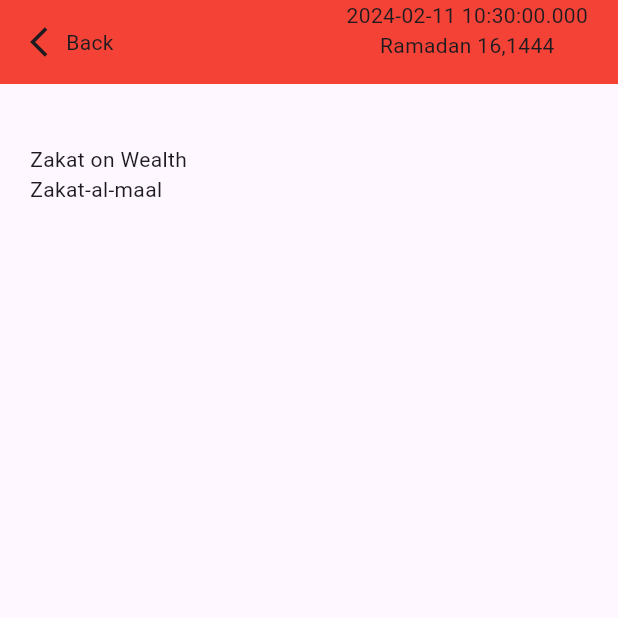
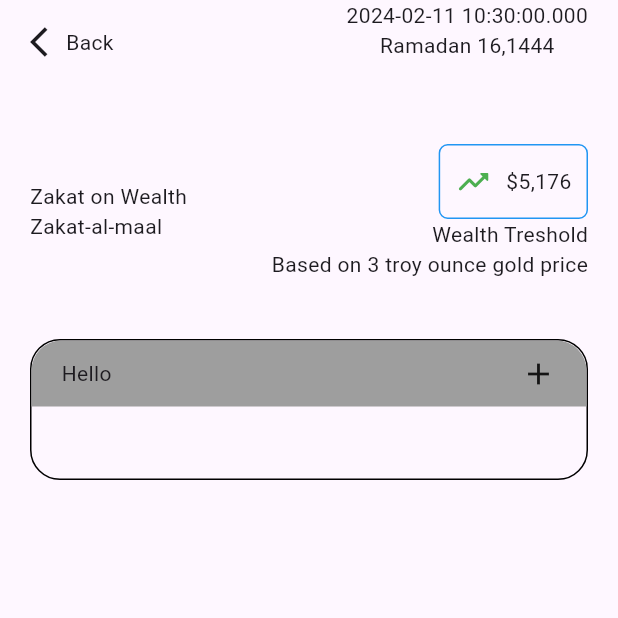
Before and after one commit to najmulmyself/Dawaah, a Flutter app: the screen it shows after launch, on a phone screen of 412 x 824 dp, the top half of it. Run offline on Flutter 3.47's test engine with Material 3 defaults, Android fonts, the phone set to English and light mode, and no system bars.

Commit message:
done half ui

```diff
--- a/lib/screens/home_page.dart
+++ b/lib/screens/home_page.dart
@@ -8,14 +8,16 @@ class HomePage extends StatelessWidget {
   Widget build(BuildContext context) {
     return Scaffold(
       appBar: AppBar(
-          backgroundColor: Colors.red,
+        // backgroundColor: Colors.red,
         leadingWidth: 200,
         leading: const Padding(
           padding: screenPadding,
           child: Row(
             children: [
               Icon(Icons.arrow_back_ios),
-                Expanded(child: Text("Back")),
+              Expanded(
+                child: Text("Back"),
+              ),
             ],
           ),
         ),
@@ -33,12 +35,13 @@ class HomePage extends StatelessWidget {
           )
         ],
       ),
-        body: const Padding(
+      body: Padding(
         padding: screenPadding,
         child: Column(
           children: [
             verticalSpaceMd40,
-              Row(
+            const Row(
+              mainAxisAlignment: MainAxisAlignment.spaceBetween,
               children: [
                 Column(
                   crossAxisAlignment: CrossAxisAlignment.start,
@@ -47,10 +50,90 @@ class HomePage extends StatelessWidget {
                     Text("Zakat-al-maal"),
                   ],
                 ),
+                _tresholdView(),
               ],
+            ),
+            verticalSpaceMd40,
+            Container(
+              width: double.infinity,
+              decoration: BoxDecoration(
+                border: Border.all(
+                  color: Colors.black,
+                ),
+                borderRadius: const BorderRadius.all(
+                  Radius.circular(20),
+                ),
+              ),
+              child: Column(
+                children: [
+                  Container(
+                    padding: screenPadding.copyWith(top: 10, bottom: 10),
+                    decoration: const BoxDecoration(
+                      color: Colors.grey,
+                      borderRadius: BorderRadius.vertical(
+                        top: Radius.circular(20),
+                      ),
+                    ),
+                    child: const Row(
+                      mainAxisAlignment: MainAxisAlignment.spaceBetween,
+                      children: [
+                        Text("Hello"),
+                        Icon(Icons.add),
+                      ],
+                    ),
+                  ),
+                  const TextField(
+                    decoration: InputDecoration(
+                        enabledBorder: InputBorder.none,
+                        focusedBorder: InputBorder.none),
+                  ),
+                ],
+              ),
             )
           ],
         ),
-        ));
+      ),
+    );
   }
 }
+
+class _tresholdView extends StatelessWidget {
+  const _tresholdView({
+    super.key,
+  });
+
+  @override
+  Widget build(BuildContext context) {
+    return Column(
+      crossAxisAlignment: CrossAxisAlignment.end,
+      children: [
+        Container(
+          padding: screenPadding.copyWith(left: 10, right: 10),
+          height: 50,
+          decoration: BoxDecoration(
+            border: Border.all(
+              color: Colors.blue,
+            ),
+            borderRadius: const BorderRadius.all(
+              Radius.circular(6),
+            ),
+          ),
+          child: const Row(
+            children: [
+              Icon(
+                Icons.trending_up_rounded,
+                color: Colors.green,
+              ),
+              SizedBox(
+                width: 10,
+              ),
+              Text("\$5,176")
+            ],
+          ),
+        ),
+        const Text("Wealth Treshold"),
+        const Text("Based on 3 troy ounce gold price"),
+      ],
+    );
+  }
+}
```
Lines whose indentation alone changed are shown as unchanged.
